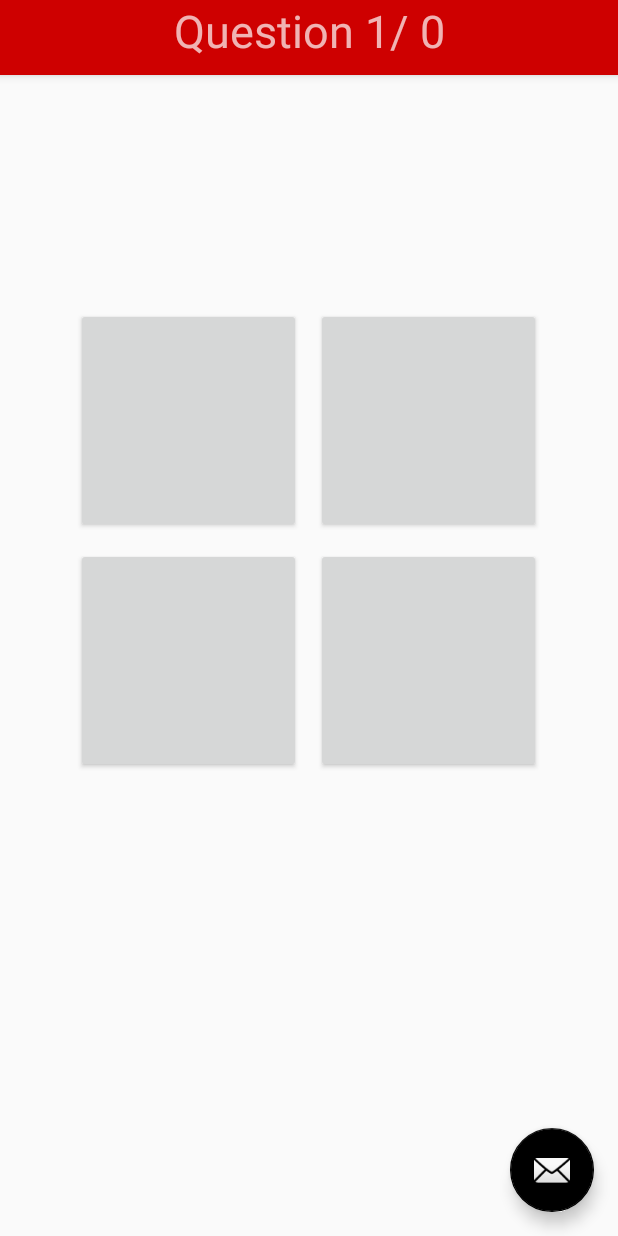
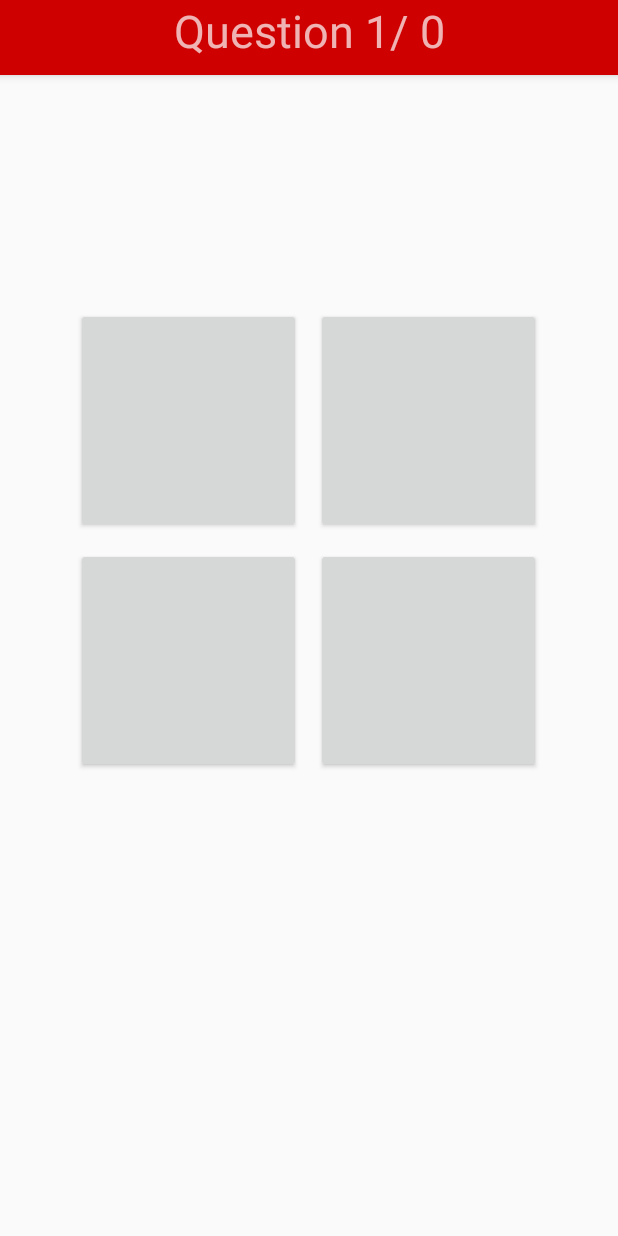
Before and after one commit to MatthieuBichet/Quiutzz, an Android app: the screen it shows after launch (EcranQuizz), after a tap on "START", on a phone screen of 412 x 824 dp. Run offline under Robolectric (Android 15) with nearby library versions, the phone set to English and light mode, and no system bars; our stand-ins replace Room's generated code; 5 statements that could not run were skipped.

Commit message:
commentaires et quelques TODO restant, suppresion du bouton inutile dans la page quizz

```diff
--- a/app/src/main/java/bichet/mb2/quiutzz/EcranQuizz.java
+++ b/app/src/main/java/bichet/mb2/quiutzz/EcranQuizz.java
@@ -56,30 +56,30 @@ public class EcranQuizz extends AppCompatActivity {
 /*définition de la barre d’action */
         Toolbar toolbar = (Toolbar)findViewById(R.id.toolbar);
         setSupportActionBar(toolbar);
+        //définition des pointeurs sur id des boutons
         bt1 = findViewById(R.id.button);
         bt2 = findViewById(R.id.button2);
         bt3 = findViewById(R.id.button3);
         bt4 = findViewById(R.id.button4);
+        //recherche de la première question dans la base de donnée
         question = get().getDB().daoQuestion().findByNumber(1);
+        //récupération des paramètres de la questions (intitulé, réponses etc ..)
         rep1 = question.getRéponse1();
         rep2 = question.getRéponse2();
         rep3 = question.getRéponse3();
         rep4 = question.getRéponse4();
         intitulé = question.getIntitule();
         //context = getApplicationContext();
+        //récupèration de toutes les questions afin de les compter
         qu = get().getDB().daoQuestion().getAllquestion();
         cb = qu.size();
+        //création du média player servant à la diffusion du son
         mpt = MediaPlayer.create(this, R.raw.bonne);
         mpf = MediaPlayer.create(this, R.raw.mauvaise);
+        //fonction d'affichage du changement des textes dans les boutons et du numéro de question
         setText();
-       FloatingActionButton fab = (FloatingActionButton) findViewById(R.id.fab);
-        fab.setOnClickListener(new View.OnClickListener() {
-            @Override
-            public void onClick(View view) {
-                Snackbar.make(view, "Replace with your own action", Snackbar.LENGTH_LONG)
-                        .setAction("Action", null).show();
-            }
-        });
+
+
         getSupportActionBar().setDisplayHomeAsUpEnabled(true);
        // bt1.setOnClickListener(new View.OnClickListener(){
        //     @Override
@@ -96,12 +96,13 @@ public class EcranQuizz extends AppCompatActivity {
                 joueur1.setName(message);
                 get().getDB().daoQuestion().updateJoueur(joueur1);
                 List<Question> questions = MainActivity.get().getDB().daoQuestion().getAllquestion();
-
+// TODO: 11/04/2018 Mettre en place des informations joueur relatives au score, aux nombre de parties jouées etc
 
             }
         }).start();
     }
 */
+
     public void setText()
     {
 
@@ -136,7 +137,7 @@ public class EcranQuizz extends AppCompatActivity {
         }
 
 
-
+            //la condition permet de vérifier si il  reste des questions non traitées
             if (cb > etat) {
                 etat++;
                 question = get().getDB().daoQuestion().findByNumber(etat);
@@ -148,6 +149,7 @@ public class EcranQuizz extends AppCompatActivity {
                 setText();
 
             } else {
+            //Si il ne rest plus de questions, retour à l'activitée principale
                 startActivity(new Intent(EcranQuizz.this, MainActivity.class));
             }
 
--- a/app/src/main/java/bichet/mb2/quiutzz/MainActivity.java
+++ b/app/src/main/java/bichet/mb2/quiutzz/MainActivity.java
@@ -43,18 +43,18 @@ public class MainActivity extends AppCompatActivity {
         setSupportActionBar(toolbar);
     //Initialisation de la base de donnée (database)
          db = Room.databaseBuilder(getApplicationContext(), MyDatabase.class, "database")
-                 .allowMainThreadQueries()
-                 .fallbackToDestructiveMigration()
+                 .allowMainThreadQueries()//permet de faire des appels de base de donnée dans la tache UI (déconseillé mais évite les codes de taches)
+                 .fallbackToDestructiveMigration() //détruit la base de donné lorsque cette dernière change (class question ou joueur qui change d'argument par ex)
                  .build();
         INSTANCE = this;
 
 
         // TODO: 11/04/2018 Ajouter un affichage en RecyclerView de la liste des questions via un boutton (1h/1h30) + Edition des question / suppression d'une question au choix (1h)
-        Button bouton =(Button) findViewById(R.id.Start); //Ajout de l'id Start au .C
        FloatingActionButton fab = (FloatingActionButton) findViewById(R.id.fab);
         fab.setOnClickListener(new View.OnClickListener() {
             @Override
             public void onClick(View view) {
+                //lancement de l'activitée add_question
                 startActivity(new Intent(MainActivity.this, Add_question.class));
             }
         });
@@ -62,7 +62,7 @@ public class MainActivity extends AppCompatActivity {
     }
     public MyDatabase getDB() { // Accès public de la base de donnée
         return db;
-    }
+    } //fonction permettant de récupérer la base de donnée de manière publique ce qui évite de faire plusieurs déclarations de database
     @Override
     public boolean onCreateOptionsMenu(Menu menu) {
         // Inflate the menu; this adds items to the action bar if it is present.
@@ -96,6 +96,7 @@ public class MainActivity extends AppCompatActivity {
         //joueur1.setName(message);
         //db.daoQuestion().updateJoueur(joueur1);
         intent.putExtra(MESSAGE_SUP,message);
+        //lancement de l'activitée Quizz et récupération du nom du joueur
         startActivity(intent);
     }
    /* public void AddQuestion (View view)
--- a/app/src/main/res/layout/activity_ecran_quizz.xml
+++ b/app/src/main/res/layout/activity_ecran_quizz.xml
@@ -31,12 +31,6 @@
 
     <include layout="@layout/content_ecran_quizz"/>
 
-    <android.support.design.widget.FloatingActionButton
-        android:id="@+id/fab"
-        android:layout_width="wrap_content"
-        android:layout_height="wrap_content"
-        android:layout_gravity="bottom|end"
-        android:layout_margin="@dimen/fab_margin"
-        app:srcCompat="@android:drawable/ic_dialog_email" />
+
 
 </android.support.design.widget.CoordinatorLayout>
```
